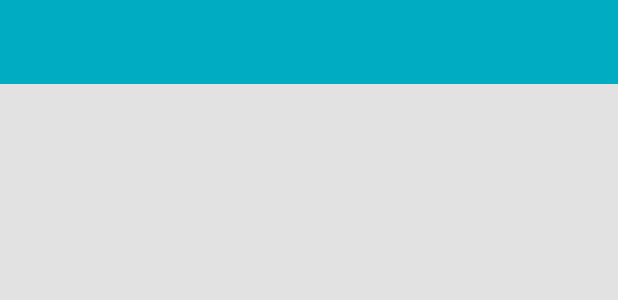
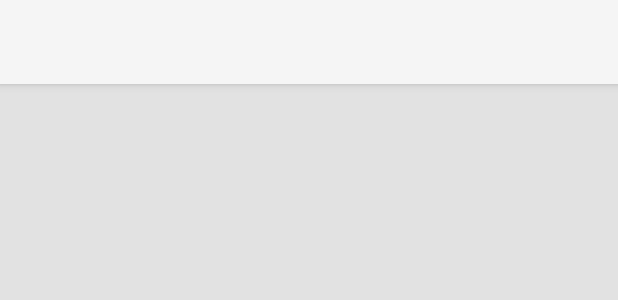
Before and after one commit to TarasTymoshchuk/RemindMeProject, an Android app: the layout activity_main.xml on its own in the app's theme, with its tools: preview values and no code run, on a phone screen of 412 x 824 dp. Shown: the top 300 px of the screen. Run offline under Robolectric (Android 15) with nearby library versions, the light colour scheme and no system bars.

Commit message:
Implement Drawer Navigation.

```diff
--- a/app/build.gradle
+++ b/app/build.gradle
@@ -6,7 +6,7 @@
 
     defaultConfig {
         applicationId "com.me.remind.remindmeproject"
-        minSdkVersion 21
+        minSdkVersion 15
         targetSdkVersion 23
         versionCode 1
         versionName "1.0"
@@ -23,4 +23,5 @@
     compile fileTree(dir: 'libs', include: ['*.jar'])
     testCompile 'junit:junit:4.12'
     compile 'com.android.support:appcompat-v7:23.2.0'
+    compile 'com.android.support:design:23.2.0'
 }
--- a/app/src/main/java/com/me/remind/remindmeproject/MainActivity.java
+++ b/app/src/main/java/com/me/remind/remindmeproject/MainActivity.java
@@ -1,15 +1,16 @@
 package com.me.remind.remindmeproject;
 
-import android.app.Activity;
 import android.os.Bundle;
+import android.support.v7.app.AppCompatActivity;
 import android.support.v7.widget.Toolbar;
 import android.view.MenuItem;
 
-public class MainActivity extends Activity {
+public class MainActivity extends AppCompatActivity {
     private Toolbar toolbar;
 
     @Override
     protected void onCreate(Bundle savedInstanceState) {
+        setTheme(R.style.AppDefault);
         super.onCreate(savedInstanceState);
         setContentView(R.layout.activity_main);
 
--- a/app/src/main/res/layout/activity_main.xml
+++ b/app/src/main/res/layout/activity_main.xml
@@ -1,9 +1,35 @@
 <?xml version="1.0" encoding="utf-8"?>
-<LinearLayout xmlns:android="http://schemas.android.com/apk/res/android"
-    android:orientation="vertical" android:layout_width="match_parent"
+<android.support.v4.widget.DrawerLayout
+    xmlns:android="http://schemas.android.com/apk/res/android"
+    android:layout_width="match_parent"
     android:layout_height="match_parent"
-    android:background="@color/mainBackground">
+    android:background="@color/mainBackground"
+    android:fitsSystemWindows="true"
+    >
 
-    <include android:id="@+id/toolbar"
-        layout="@layout/toolbar"/>
-</LinearLayout>
+    <android.support.design.widget.CoordinatorLayout
+            android:layout_width="match_parent"
+            android:layout_height="match_parent">
+
+        <android.support.design.widget.AppBarLayout
+            android:layout_width="match_parent"
+            android:layout_height="wrap_content">
+
+            <android.support.v7.widget.Toolbar
+                android:id="@+id/toolbar"
+                android:layout_width="match_parent"
+                android:layout_height="?attr/actionBarSize"
+                android:background="?attr/colorPrimary"/>
+
+     </android.support.design.widget.AppBarLayout>
+    </android.support.design.widget.CoordinatorLayout>
+
+    <android.support.design.widget.NavigationView
+        android:id="@+id/navigation"
+        android:layout_width="wrap_content"
+        android:layout_height="match_parent"
+        android:layout_gravity="start">
+
+    </android.support.design.widget.NavigationView>
+
+</android.support.v4.widget.DrawerLayout>
--- a/app/src/main/res/layout/toolbar.xml
+++ /dev/null
@@ -1,9 +0,0 @@
-<?xml version="1.0" encoding="utf-8"?>
-<android.support.v7.widget.Toolbar
-    xmlns:android="http://schemas.android.com/apk/res/android"
-    android:id="@+id/toolbar"
-    android:layout_width="match_parent"
-    android:layout_height="wrap_content"
-    android:background="@color/colorPrimary"
-    >
-</android.support.v7.widget.Toolbar>
--- a/app/src/main/res/values/colors.xml
+++ b/app/src/main/res/values/colors.xml
@@ -3,4 +3,5 @@
     <color name="colorPrimary">#00acc1</color>
     <color name="colorPrimaryDark">#008a9a</color>
     <color name="mainBackground">#e2e2e2</color>
+    <color name="mainWhite">#e2e2e2</color>
 </resources>
--- a/app/src/main/res/values/styles.xml
+++ b/app/src/main/res/values/styles.xml
@@ -1,11 +1,11 @@
 <resources>
 
-    <style name="AppTheme" parent="AppTheme.Base"/>
+    <style name="AppTheme" parent="Theme.AppCompat.Light.NoActionBar"/>
     <!-- Base application theme. -->
-    <style name="AppTheme.Base" parent="Theme.AppCompat">
+    <style name="AppDefault" parent="AppTheme">
         <item name="colorPrimary">@color/colorPrimary</item>
         <item name="colorPrimaryDark">@color/colorPrimaryDark</item>
-        <item name="android:windowActionBar">false</item>
+        <item name="colorControlNormal">@color/mainWhite</item>
     </style>
 
 </resources>
```
Also changed, not shown: app/src/main/res/values-v21/styles.xml (added, +12 -0 lines).
